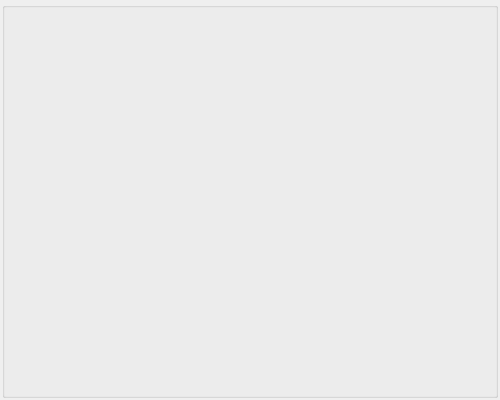
The window that vlc/VLC_source/VLCVideoWidget.ui (amolinap/AppVLCPlayer) describes before a commit, drawn with Qt 5.
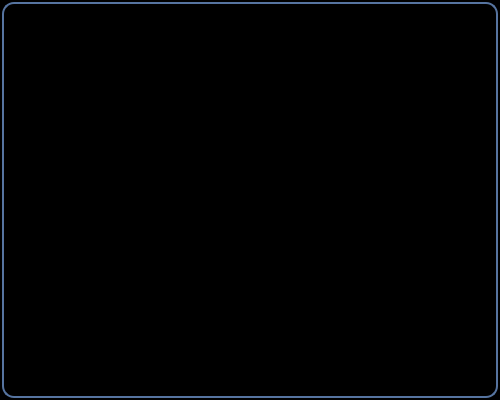
The same window after the commit.

Diff of the .ui file:
```diff
--- a/vlc/VLC_source/VLCVideoWidget.ui
+++ b/vlc/VLC_source/VLCVideoWidget.ui
@@ -35,7 +35,62 @@
    <string>Form</string>
   </property>
   <property name="styleSheet">
-   <string notr="true"/>
+   <string notr="true">QWidget {
+	background-color: #000000;
+	color: #DDDDDF;
+	background-clip: border;
+	font-size: 12px;
+	color: #FFFFFF;
+	font-weight: bold;
+}
+
+QPushButton {
+	min-width: 50px;
+    max-width: 50px;
+	min-height: 22px;
+	max-height: 22px;
+	border: 2px solid #5674A0;
+	border-radius: 5px;
+	padding-left: 5px;
+	padding-right: 5px;
+	background-color: qlineargradient(x1: 0, y1: 0, x2: 0, y2: 1, stop: 0 #000000, stop: 1 #909090);
+}
+
+QPushButton:pressed {
+	background-color: qlineargradient(x1: 0, y1: 0, x2: 0, y2: 1, stop: 0 #bbbbbb, stop: 1 #b0b0b0);
+    border: 2px solid #379AC3;
+}
+
+QProgressBar {
+	border: 2px solid #5674A0;
+    border-radius: 5px;
+    text-align: center;
+	height:50px;
+}
+
+QProgressBar::chunk {
+    background-color: #fbb034;
+    width: 40px;
+}
+
+QRadioButton::indicator {
+	border: 2px solid #5674A0;
+    border-radius: 2px;
+    color: #DDDDDF;
+}
+
+QRadioButton::indicator:checked {
+    background-color: #fbb034;
+}
+
+QGroupBox {
+	border: 2px solid #5674A0;
+	border-radius: 12px;
+}
+
+QGroupBox#gbPlayer {
+	border: 0px;
+}</string>
   </property>
   <layout class="QGridLayout" name="gridLayout">
    <property name="leftMargin">
```
